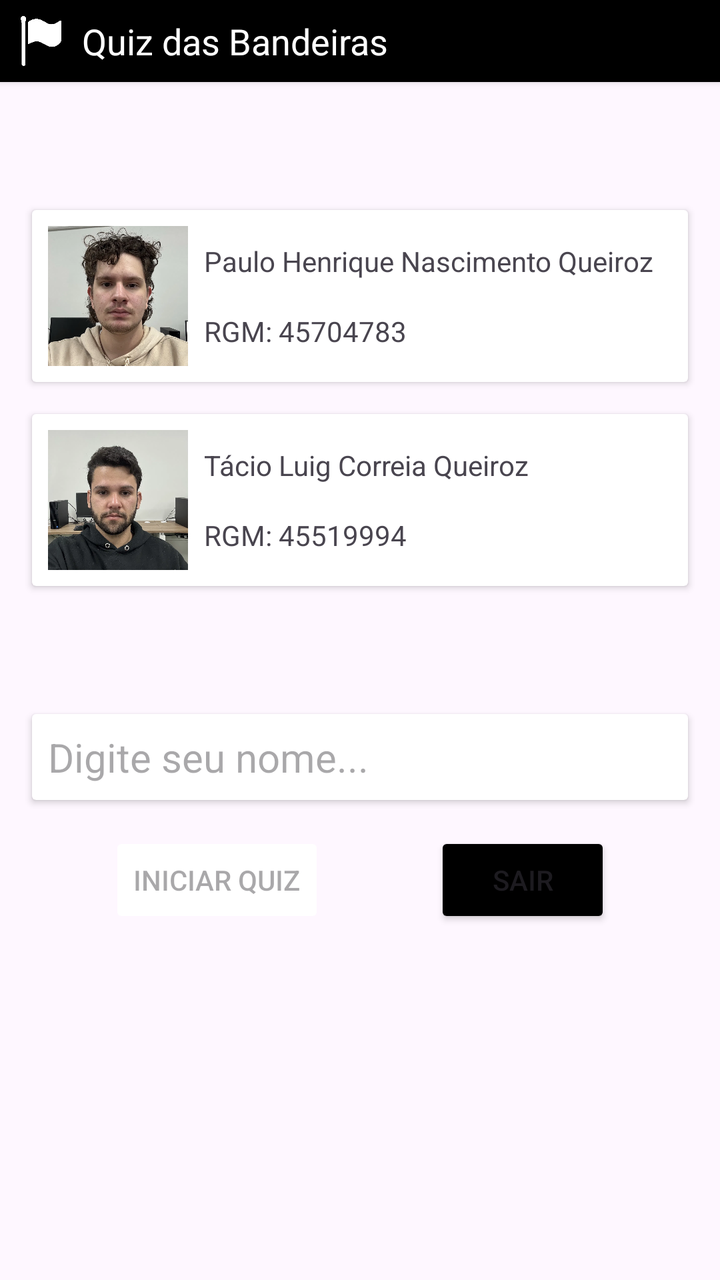
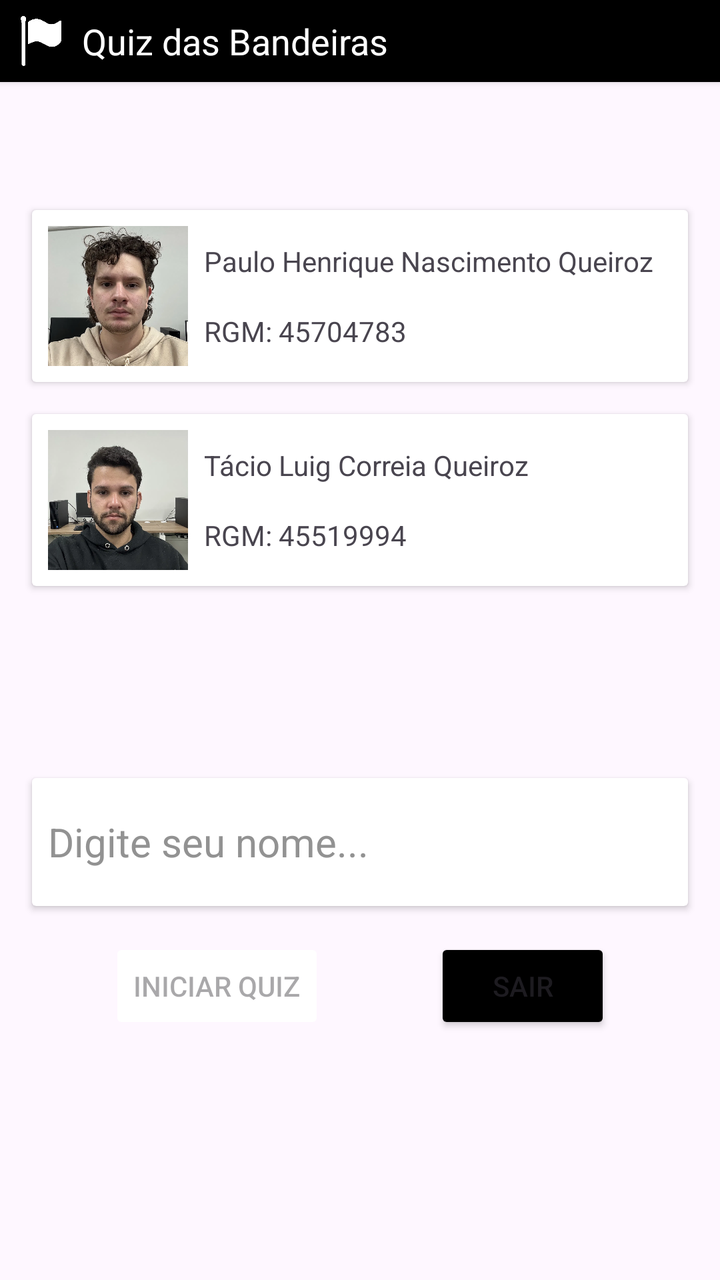

Screens rendered from an Android XML layout before and after an edit, with the pre-edit source and the edit as a unified diff.
<!-- AndroidManifest.xml: application theme Theme.Quiz_dasBandeiras_paulohenrique -->
<!-- res/layout/activity_main.xml -->
<?xml version="1.0" encoding="utf-8"?>
<androidx.constraintlayout.widget.ConstraintLayout xmlns:android="http://schemas.android.com/apk/res/android"
    xmlns:app="http://schemas.android.com/apk/res-auto"
    xmlns:tools="http://schemas.android.com/tools"
    android:id="@+id/main"
    android:layout_width="match_parent"
    android:layout_height="match_parent"
    tools:context=".MainActivity">

    <androidx.constraintlayout.widget.ConstraintLayout
        android:id="@+id/constraintMain"
        android:layout_width="match_parent"
        android:layout_height="match_parent">

        <androidx.cardview.widget.CardView
            android:id="@+id/crdHeader"
            android:layout_width="match_parent"
            android:layout_height="wrap_content"
            app:cardBackgroundColor="@color/black"
            app:cardCornerRadius="0dp"
            app:layout_constraintEnd_toEndOf="parent"
            app:layout_constraintStart_toStartOf="parent"
            app:layout_constraintTop_toTopOf="parent">

            <androidx.constraintlayout.widget.ConstraintLayout
                android:id="@+id/constraintHeader"
                android:layout_width="match_parent"
                android:layout_height="match_parent">

                <ImageView
                    android:id="@+id/imgHeaderIcon"
                    android:layout_width="25dp"
                    android:layout_height="25dp"
                    android:layout_marginStart="8dp"
                    android:layout_marginTop="8dp"
                    android:layout_marginBottom="8dp"
                    android:contentDescription="@string/header_icon_description"
                    app:layout_constraintBottom_toBottomOf="parent"
                    app:layout_constraintStart_toStartOf="parent"
                    app:layout_constraintTop_toTopOf="parent"
                    app:srcCompat="@drawable/bandeira_icon" />

                <TextView
                    android:id="@+id/txtHeaderText"
                    android:layout_width="wrap_content"
                    android:layout_height="wrap_content"
                    android:layout_marginStart="8dp"
                    android:text="@string/header_title"
                    android:textColor="@color/white"
                    android:textSize="18sp"
                    app:layout_constraintBottom_toBottomOf="parent"
                    app:layout_constraintStart_toEndOf="@+id/imgHeaderIcon"
                    app:layout_constraintTop_toTopOf="parent" />
            </androidx.constraintlayout.widget.ConstraintLayout>

        </androidx.cardview.widget.CardView>

        <androidx.cardview.widget.CardView
            android:id="@+id/crdStudentInfo1"
            android:layout_width="0dp"
            android:layout_height="wrap_content"
            android:layout_marginStart="16dp"
            android:layout_marginTop="64dp"
            android:layout_marginEnd="16dp"
            app:layout_constraintEnd_toEndOf="parent"
            app:layout_constraintStart_toStartOf="parent"
            app:layout_constraintTop_toBottomOf="@+id/crdHeader">

            <androidx.constraintlayout.widget.ConstraintLayout
                android:id="@+id/constraintStudentInfo1"
                android:layout_width="match_parent"
                android:layout_height="match_parent">

                <ImageView
                    android:id="@+id/imgStudent1"
                    android:layout_width="70dp"
                    android:layout_height="70dp"
                    android:layout_marginStart="8dp"
                    android:layout_marginTop="8dp"
                    android:layout_marginBottom="8dp"
                    android:contentDescription="@string/aluno1_descricao"
                    app:layout_constraintBottom_toBottomOf="parent"
                    app:layout_constraintStart_toStartOf="parent"
                    app:layout_constraintTop_toTopOf="parent"
                    app:srcCompat="@drawable/foto_aluno1" />

                <TextView
                    android:id="@+id/txtStudentName1"
                    android:layout_width="wrap_content"
                    android:layout_height="wrap_content"
                    android:layout_marginStart="8dp"
                    android:text="@string/nome_aluno1"
                    app:layout_constraintBottom_toTopOf="@+id/txtStudentRgm1"
                    app:layout_constraintStart_toEndOf="@+id/imgStudent1"
                    app:layout_constraintTop_toTopOf="parent" />

                <TextView
                    android:id="@+id/txtStudentRgm1"
                    android:layout_width="wrap_content"
                    android:layout_height="wrap_content"
                    android:layout_marginStart="8dp"
                    android:text="@string/rgm_aluno1"
                    app:layout_constraintBottom_toBottomOf="parent"
                    app:layout_constraintStart_toEndOf="@+id/imgStudent1"
                    app:layout_constraintTop_toBottomOf="@+id/txtStudentName1" />
            </androidx.constraintlayout.widget.ConstraintLayout>
        </androidx.cardview.widget.CardView>

        <androidx.cardview.widget.CardView
            android:id="@+id/crdStudentInfo2"
            android:layout_width="0dp"
            android:layout_height="wrap_content"
            android:layout_marginStart="16dp"
            android:layout_marginTop="16dp"
            android:layout_marginEnd="16dp"
            app:layout_constraintEnd_toEndOf="parent"
            app:layout_constraintStart_toStartOf="parent"
            app:layout_constraintTop_toBottomOf="@+id/crdStudentInfo1">

            <androidx.constraintlayout.widget.ConstraintLayout
                android:id="@+id/constraintStudentInfo2"
                android:layout_width="match_parent"
                android:layout_height="match_parent">

                <ImageView
                    android:id="@+id/imgStudent2"
                    android:layout_width="70dp"
                    android:layout_height="70dp"
                    android:layout_marginStart="8dp"
                    android:layout_marginTop="8dp"
                    android:layout_marginBottom="8dp"
                    android:contentDescription="@string/aluno2_descricao"
                    app:layout_constraintBottom_toBottomOf="parent"
                    app:layout_constraintStart_toStartOf="parent"
                    app:layout_constraintTop_toTopOf="parent"
                    app:srcCompat="@drawable/foto_aluno2" />

                <TextView
                    android:id="@+id/txtStudentName2"
                    android:layout_width="wrap_content"
                    android:layout_height="wrap_content"
                    android:layout_marginStart="8dp"
                    android:text="@string/nome_aluno2"
                    app:layout_constraintBottom_toTopOf="@+id/txtStudentRgm2"
                    app:layout_constraintStart_toEndOf="@+id/imgStudent2"
                    app:layout_constraintTop_toTopOf="parent" />

                <TextView
                    android:id="@+id/txtStudentRgm2"
                    android:layout_width="wrap_content"
                    android:layout_height="wrap_content"
                    android:layout_marginStart="8dp"
                    android:text="@string/rgm_aluno2"
                    app:layout_constraintBottom_toBottomOf="parent"
                    app:layout_constraintStart_toEndOf="@+id/imgStudent2"
                    app:layout_constraintTop_toBottomOf="@+id/txtStudentName2" />

            </androidx.constraintlayout.widget.ConstraintLayout>
        </androidx.cardview.widget.CardView>

        <androidx.cardview.widget.CardView
            android:id="@+id/crdNameInput"
            android:layout_width="0dp"
            android:layout_height="wrap_content"
            android:layout_marginStart="16dp"
            android:layout_marginTop="64dp"
            android:layout_marginEnd="16dp"
            app:layout_constraintEnd_toEndOf="parent"
            app:layout_constraintStart_toStartOf="parent"
            app:layout_constraintTop_toBottomOf="@+id/crdStudentInfo2">

            <androidx.constraintlayout.widget.ConstraintLayout
                android:id="@+id/constraintNameInput"
                android:layout_width="match_parent"
                android:layout_height="match_parent">

                <EditText
                    android:id="@+id/edtNameInput"
                    android:layout_width="0dp"
                    android:layout_height="wrap_content"
                    android:layout_marginStart="8dp"
                    android:layout_marginTop="8dp"
                    android:layout_marginEnd="8dp"
                    android:layout_marginBottom="8dp"
                    android:background="@null"
                    android:ems="10"
                    android:hint="@string/hint_nome"
                    android:inputType="text"
                    android:textSize="20sp"
                    app:layout_constraintBottom_toBottomOf="parent"
                    app:layout_constraintEnd_toEndOf="parent"
                    app:layout_constraintStart_toStartOf="parent"
                    app:layout_constraintTop_toTopOf="parent" />
            </androidx.constraintlayout.widget.ConstraintLayout>

        </androidx.cardview.widget.CardView>

        <Button
            android:id="@+id/btnIniciarQuiz"
            android:layout_width="wrap_content"
            android:layout_height="wrap_content"
            android:layout_marginTop="16dp"
            android:backgroundTint="@color/button_color_selector"
            android:backgroundTintMode="add"
            android:enabled="false"
            android:text="@string/btn_iniciar_quiz"
            app:cornerRadius="0dp"
            app:layout_constraintEnd_toStartOf="@+id/btnSair"
            app:layout_constraintStart_toStartOf="parent"
            app:layout_constraintTop_toBottomOf="@+id/crdNameInput" />

        <Button
            android:id="@+id/btnSair"
            android:layout_width="wrap_content"
            android:layout_height="wrap_content"
            android:layout_marginTop="16dp"
            android:backgroundTint="@color/button_color_selector"
            android:text="@string/btn_sair"
            app:cornerRadius="0dp"
            app:layout_constraintEnd_toEndOf="parent"
            app:layout_constraintStart_toEndOf="@+id/btnIniciarQuiz"
            app:layout_constraintTop_toBottomOf="@+id/crdNameInput" />

    </androidx.constraintlayout.widget.ConstraintLayout>
</androidx.constraintlayout.widget.ConstraintLayout>
<!-- resources referenced by this layout -->
<resources>
  <color name="black">#FF000000</color>
  <color name="white">#FFFFFFFF</color>
  <!-- drawable bandeira_icon: png bitmap (drawable, 9242 bytes) -->
  <!-- drawable foto_aluno1: jpg bitmap (drawable, 93370 bytes) -->
  <!-- drawable foto_aluno2: jpg bitmap (drawable, 69290 bytes) -->
  <string name="aluno1_descricao">Aluno loiro de olhos castanhos olhando para direção da câmera</string>
  <string name="aluno2_descricao">Aluno de cabelo escuro olhando para direção da câmera</string>
  <string name="btn_iniciar_quiz">INICIAR QUIZ</string>
  <string name="btn_sair">SAIR</string>
  <string name="header_icon_description">Icone minimalista de uma bandeira branca</string>
  <string name="header_title">Quiz das Bandeiras</string>
  <string name="hint_nome">Digite seu nome...</string>
  <string name="nome_aluno1">Paulo Henrique Nascimento Queiroz</string>
  <string name="nome_aluno2">Tácio Luig Correia Queiroz</string>
  <string name="rgm_aluno1">RGM: 45704783</string>
  <string name="rgm_aluno2">RGM: 45519994</string>
  <style name="Theme.Quiz_dasBandeiras_paulohenrique" parent="Base.Theme.Quiz_dasBandeiras_paulohenrique" />
  <style name="Base.Theme.Quiz_dasBandeiras_paulohenrique" parent="Theme.Material3.DayNight.NoActionBar">
          
          
      </style>
</resources>

<!-- the commit's change to res/layout/activity_main.xml (unified diff, before → after) -->
@@ -5,6 +5,7 @@
     android:id="@+id/main"
     android:layout_width="match_parent"
     android:layout_height="match_parent"
+    android:fitsSystemWindows="true"
     tools:context=".MainActivity">
 
     <androidx.constraintlayout.widget.ConstraintLayout
@@ -163,7 +164,7 @@
             android:layout_width="0dp"
             android:layout_height="wrap_content"
             android:layout_marginStart="16dp"
-            android:layout_marginTop="64dp"
+            android:layout_marginTop="96dp"
             android:layout_marginEnd="16dp"
             app:layout_constraintEnd_toEndOf="parent"
             app:layout_constraintStart_toStartOf="parent"
@@ -177,15 +178,17 @@
                 <EditText
                     android:id="@+id/edtNameInput"
                     android:layout_width="0dp"
-                    android:layout_height="wrap_content"
+                    android:layout_height="48dp"
                     android:layout_marginStart="8dp"
                     android:layout_marginTop="8dp"
                     android:layout_marginEnd="8dp"
                     android:layout_marginBottom="8dp"
+                    android:autofillHints="name"
                     android:background="@null"
                     android:ems="10"
                     android:hint="@string/hint_nome"
                     android:inputType="text"
+                    android:textColorHint="@color/hint_gray"
                     android:textSize="20sp"
                     app:layout_constraintBottom_toBottomOf="parent"
                     app:layout_constraintEnd_toEndOf="parent"
<!-- resource entries referenced after the edit -->
@@ -1,6 +1,7 @@
 <!-- resources referenced by this layout -->
 <resources>
   <color name="black">#FF000000</color>
+  <color name="hint_gray">#929292</color>
   <color name="white">#FFFFFFFF</color>
   <!-- drawable bandeira_icon: png bitmap (drawable, 9242 bytes) -->
   <!-- drawable foto_aluno1: jpg bitmap (drawable, 93370 bytes) -->
